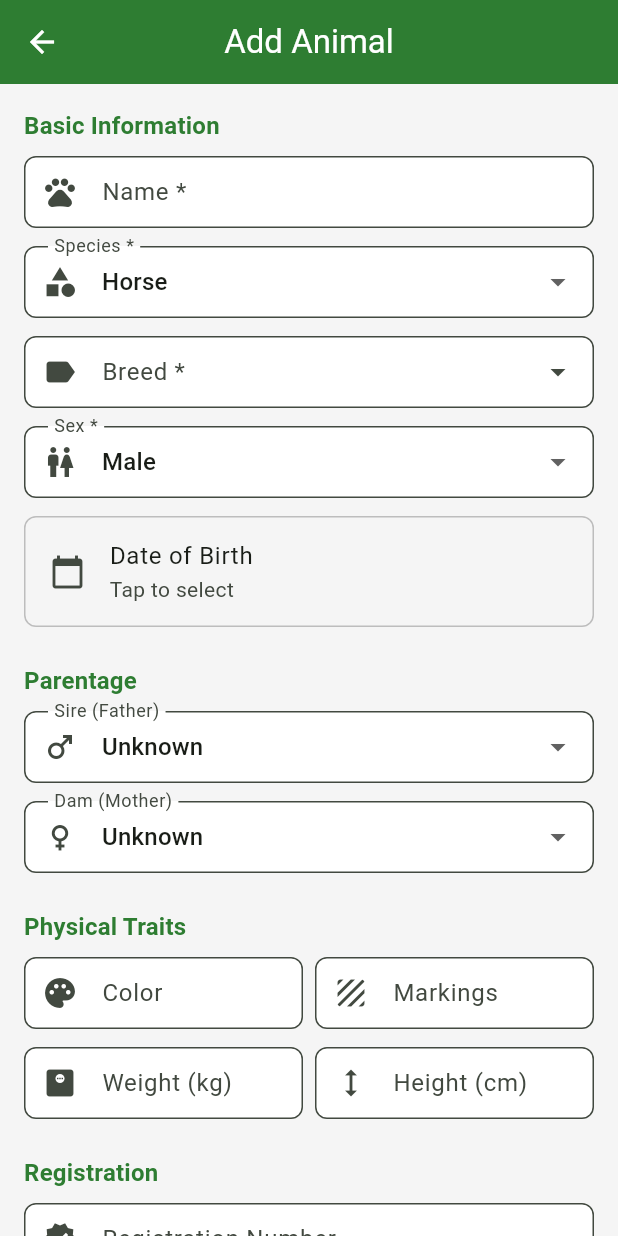
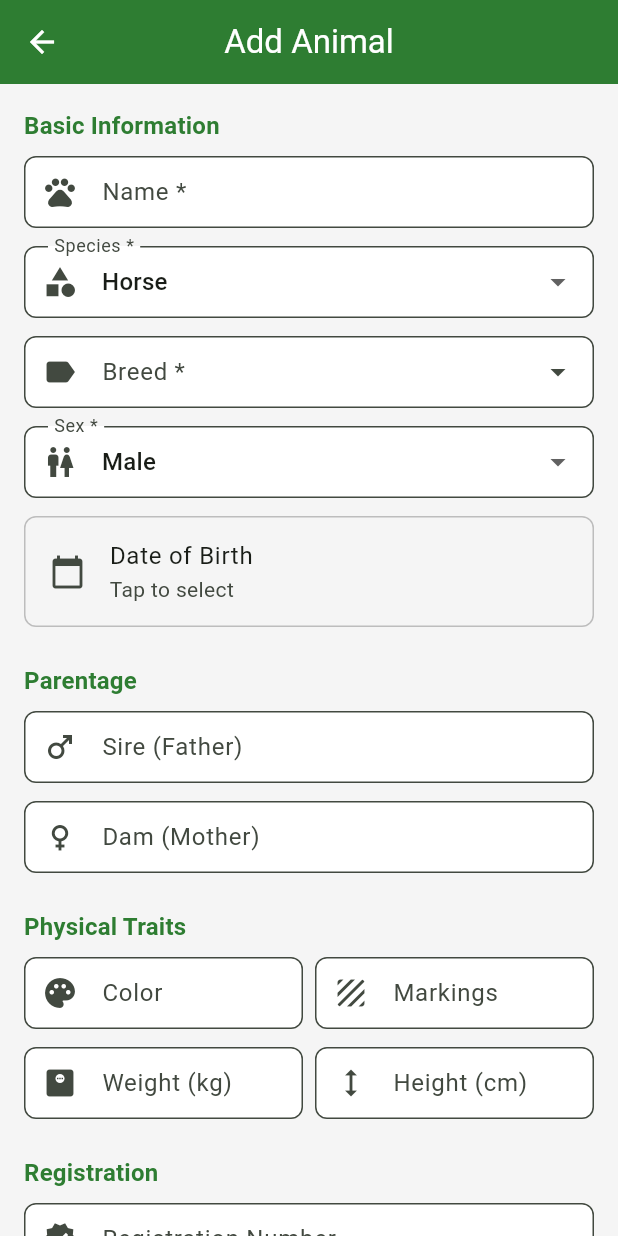
Before and after one commit to Comm4nd0/Animal-Management-System, a Flutter app: the AnimalFormScreen screen opened by its route, on a phone screen of 412 x 824 dp. Run offline on Flutter 3.47's test engine with Material 3 defaults, Android fonts, the phone set to English and light mode, and no system bars; our stand-ins replace csv, file_picker, fl_chart, flutter_local_notifications, image_picker, pdf and 4 more; missing offline and left inert: dart:html, excel; accounts and stored records are empty.

Commit message:
Replace parent dropdowns with typeahead autocomplete for pedigree lookup
The pedigree add/edit form was using simple DropdownButtonFormField widgets
for sire and dam selection, which didn't scale well with many animals and
only showed name and breed. This replaces them with Flutter's Autocomplete
widget so users can search by animal name or registration number. The
suggestions panel shows each animal's name, registration number, and breed.

Also removes the alive-only filter from maleAnimals/femaleAnimals getters
so deceased, sold, or transferred animals can still be selected as parents.

https://claude.ai/code/session_0114rdrQUPuSdaP55C3Z5LgX

```diff
--- a/lib/screens/animals/animal_form_screen.dart
+++ b/lib/screens/animals/animal_form_screen.dart
@@ -231,40 +231,24 @@ class _AnimalFormScreenState extends State<AnimalFormScreen> {
                 const SizedBox(height: 24),
                 _buildSectionTitle('Parentage'),
                 const SizedBox(height: 8),
-                DropdownButtonFormField<String>(
-                  value: _selectedSireId,
-                  decoration: const InputDecoration(
-                    labelText: 'Sire (Father)',
-                    prefixIcon: Icon(Icons.male),
-                  ),
-                  items: [
-                    const DropdownMenuItem(value: null, child: Text('Unknown')),
-                    ...provider.maleAnimals
-                        .where((a) => a.id != widget.animalId)
-                        .map((a) => DropdownMenuItem(
-                              value: a.id,
-                              child: Text('${a.name} (${a.breed})'),
-                            )),
-                  ],
-                  onChanged: (v) => setState(() => _selectedSireId = v),
+                _buildParentAutocomplete(
+                  label: 'Sire (Father)',
+                  icon: Icons.male,
+                  selectedId: _selectedSireId,
+                  candidates: provider.maleAnimals
+                      .where((a) => a.id != widget.animalId)
+                      .toList(),
+                  onSelected: (id) => setState(() => _selectedSireId = id),
                 ),
                 const SizedBox(height: 12),
-                DropdownButtonFormField<String>(
-                  value: _selectedDamId,
-                  decoration: const InputDecoration(
-                    labelText: 'Dam (Mother)',
-                    prefixIcon: Icon(Icons.female),
-                  ),
-                  items: [
-                    const DropdownMenuItem(value: null, child: Text('Unknown')),
-                    ...provider.femaleAnimals
-                        .where((a) => a.id != widget.animalId)
-                        .map((a) => DropdownMenuItem(
-                              value: a.id,
-                              child: Text('${a.name} (${a.breed})'),
-                            )),
-                  ],
-                  onChanged: (v) => setState(() => _selectedDamId = v),
+                _buildParentAutocomplete(
+                  label: 'Dam (Mother)',
+                  icon: Icons.female,
+                  selectedId: _selectedDamId,
+                  candidates: provider.femaleAnimals
+                      .where((a) => a.id != widget.animalId)
+                      .toList(),
+                  onSelected: (id) => setState(() => _selectedDamId = id),
                 ),
 
                 const SizedBox(height: 24),
@@ -683,6 +667,145 @@ class _AnimalFormScreenState extends State<AnimalFormScreen> {
     }
   }
 
+  /// Formats an animal for display in the autocomplete field and suggestions.
+  String _formatAnimalDisplay(Animal a) {
+    final reg = a.registrationNumber;
+    if (reg != null && reg.isNotEmpty) {
+      return '${a.name} - $reg (${a.breed})';
+    }
+    return '${a.name} (${a.breed})';
+  }
+
+  /// Builds a typeahead autocomplete field for selecting a parent animal.
+  /// Users can search by name or registration number.
+  Widget _buildParentAutocomplete({
+    required String label,
+    required IconData icon,
+    required String? selectedId,
+    required List<Animal> candidates,
+    required ValueChanged<String?> onSelected,
+  }) {
+    // Resolve the currently selected animal for display
+    final selectedAnimal = selectedId != null
+        ? candidates.cast<Animal?>().firstWhere(
+              (a) => a!.id == selectedId,
+              orElse: () => null,
+            )
+        : null;
+
+    return LayoutBuilder(
+      builder: (context, constraints) {
+        return Row(
+          crossAxisAlignment: CrossAxisAlignment.start,
+          children: [
+            Expanded(
+              child: Autocomplete<Animal>(
+                displayStringForOption: _formatAnimalDisplay,
+                initialValue: selectedAnimal != null
+                    ? TextEditingValue(
+                        text: _formatAnimalDisplay(selectedAnimal))
+                    : TextEditingValue.empty,
+                optionsBuilder: (TextEditingValue textEditingValue) {
+                  if (textEditingValue.text.isEmpty) {
+                    return candidates;
+                  }
+                  final query = textEditingValue.text.toLowerCase();
+                  return candidates.where((animal) {
+                    return animal.name.toLowerCase().contains(query) ||
+                        (animal.registrationNumber
+                                ?.toLowerCase()
+                                .contains(query) ??
+                            false);
+                  });
+                },
+                onSelected: (Animal animal) {
+                  onSelected(animal.id);
+                },
+                fieldViewBuilder: (context, textController, focusNode,
+                    onFieldSubmitted) {
+                  return TextFormField(
+                    controller: textController,
+                    focusNode: focusNode,
+                    decoration: InputDecoration(
+                      labelText: label,
+                      prefixIcon: Icon(icon),
+                      hintText: 'Type name or reg number to search...',
+                      suffixIcon: selectedId != null
+                          ? IconButton(
+                              icon: const Icon(Icons.clear),
+                              tooltip: 'Clear selection',
+                              onPressed: () {
+                                textController.clear();
+                                onSelected(null);
+                              },
+                            )
+                          : null,
+                    ),
+                    onChanged: (value) {
+                      // If the user clears the text manually, clear the selection
+                      if (value.isEmpty && selectedId != null) {
+                        onSelected(null);
+                      }
+                    },
+                  );
+                },
+                optionsViewBuilder: (context, onAutoSelected, options) {
+                  return Align(
+                    alignment: Alignment.topLeft,
+                    child: Material(
+                      elevation: 4,
+                      borderRadius: BorderRadius.circular(8),
+                      child: ConstrainedBox(
+                        constraints: BoxConstraints(
+                          maxHeight: 240,
+                          maxWidth: constraints.maxWidth,
+                        ),
+                        child: ListView.builder(
+                          padding: EdgeInsets.zero,
+                          shrinkWrap: true,
+                          itemCount: options.length,
+                          itemBuilder: (context, index) {
+                            final animal = options.elementAt(index);
+                            return ListTile(
+                              dense: true,
+                              leading: Icon(
+                                icon,
+                                size: 20,
+                                color: Theme.of(context).colorScheme.primary,
+                              ),
+                              title: Text(
+                                animal.name,
+                                style: const TextStyle(
+                                    fontWeight: FontWeight.w600),
+                              ),
+                              subtitle: Text(
+                                [
+                                  if (animal.registrationNumber != null &&
+                                      animal.registrationNumber!.isNotEmpty)
+                                    'Reg: ${animal.registrationNumber}',
+                                  animal.breed,
+                                ].join(' · '),
+                                style: TextStyle(
+                                  fontSize: 12,
+                                  color: Colors.grey.shade600,
+                                ),
+                              ),
+                              onTap: () => onAutoSelected(animal),
+                            );
+                          },
+                        ),
+                      ),
+                    ),
+                  );
+                },
+              ),
+            ),
+          ],
+        );
+      },
+    );
+  }
+
   Widget _buildContactDropdown({
     required String label,
     required IconData icon,
--- a/lib/services/animal_provider.dart
+++ b/lib/services/animal_provider.dart
@@ -208,10 +208,10 @@ class AnimalProvider extends ChangeNotifier {
       _animals.map((a) => a.breed).toSet().toList()..sort();
 
   List<Animal> get maleAnimals =>
-      _animals.where((a) => a.sex == Sex.male && a.status == AnimalStatus.alive).toList();
+      _animals.where((a) => a.sex == Sex.male).toList();
 
   List<Animal> get femaleAnimals =>
-      _animals.where((a) => a.sex == Sex.female && a.status == AnimalStatus.alive).toList();
+      _animals.where((a) => a.sex == Sex.female).toList();
 
   // ─── Loading ───────────────────────────────────────────────────
 
```
